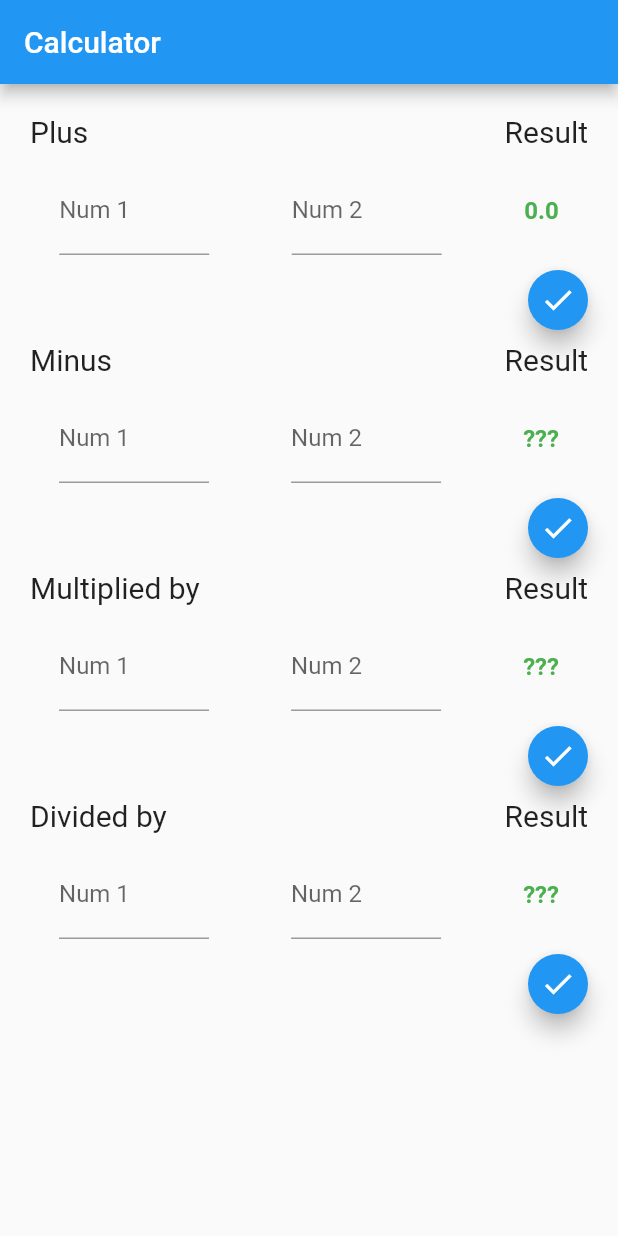
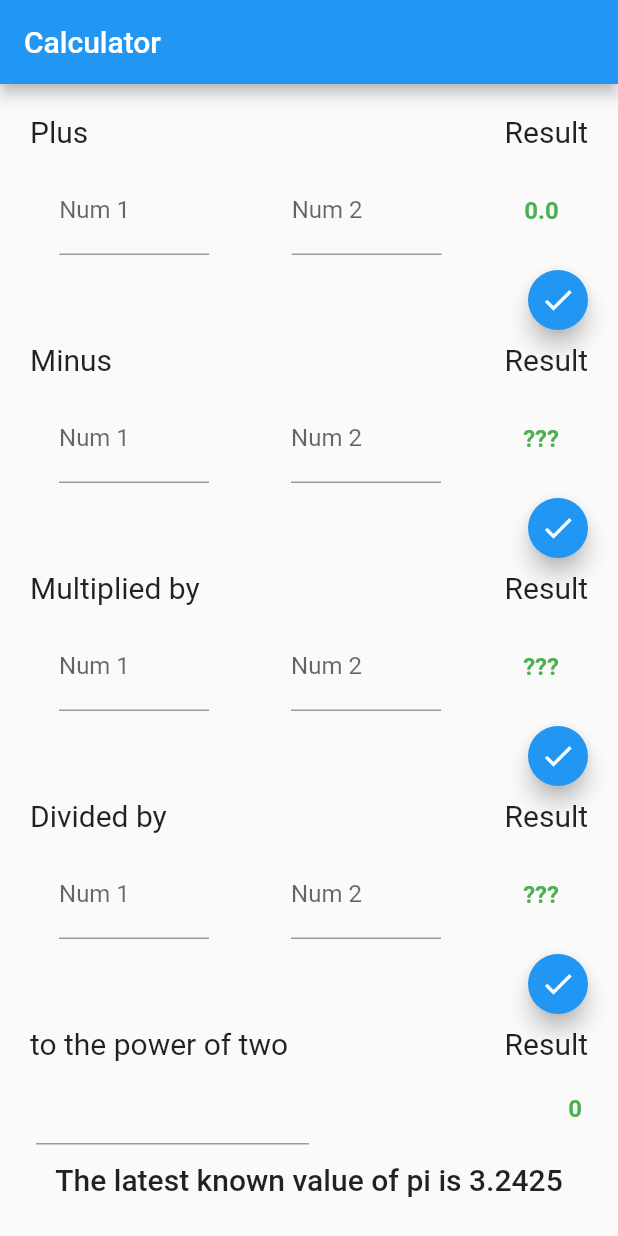
Before and after one commit to AnnaPS/VGV_FlutterTest, a Flutter app: the screen it shows after launch, after a tap on the "check" icon, on a phone screen of 412 x 824 dp. Run offline on Flutter 3.47's test engine with Material 2 defaults, Android fonts, the phone set to English and light mode, and no system bars.

Commit message:
added power of two and pi views

```diff
--- a/lib/calculator.dart
+++ b/lib/calculator.dart
@@ -12,4 +12,4 @@ class Calculator {
   Stream<double> pi() => Stream.fromIterable([3, 3.1, 3.14, 3.242, 3.2425]);
 }
 
-enum Operation { add, subtract, multiply, divide }
+enum Operation { add, subtract, multiply, divide, powerOfTwo, pi }
--- /dev/null
+++ b/lib/calculator_utils.dart
@@ -0,0 +1,41 @@
+import 'package:flutter_app/calculator.dart';
+
+class CalculatorUtils {
+  static String checkTypeOfOperation(operation) {
+    switch (operation) {
+      case Operation.add:
+        return 'Plus';
+      case Operation.subtract:
+        return 'Minus';
+      case Operation.multiply:
+        return 'Multiplied by';
+      case Operation.divide:
+        return 'Divided by';
+      case Operation.powerOfTwo:
+        return 'Power of two operation';
+      case Operation.pi:
+        return 'PI operation';
+      default:
+        return '';
+    }
+  }
+
+  static double makeOperation(double num1, double num2, Operation operation, Calculator calculator) {
+    switch (operation) {
+      case Operation.add:
+        return calculator.add(num1, num2);
+        break;
+      case Operation.subtract:
+        return calculator.subtract(num1, num2);
+        break;
+      case Operation.multiply:
+        return calculator.multiply(num1, num2);
+        break;
+      case Operation.divide:
+        return calculator.divide(num1, num2);
+        break;
+      default:
+        return 0;
+    }
+  }
+}
--- a/lib/calculatorapp.dart
+++ b/lib/calculatorapp.dart
@@ -1,5 +1,7 @@
 import 'package:flutter/material.dart';
 import 'package:flutter_app/calculator.dart';
+import 'package:flutter_app/pi.dart';
+import 'package:flutter_app/power_of_two.dart';
 import 'package:flutter_app/two_digit_operation.dart';
 
 class CalculatorApp extends StatelessWidget {
@@ -24,6 +26,8 @@ class CalculatorApp extends StatelessWidget {
                 TwoDigitOperation(calculator: calculator, operation: Operation.subtract),
                 TwoDigitOperation(calculator: calculator, operation: Operation.multiply),
                 TwoDigitOperation(calculator: calculator, operation: Operation.divide),
+                PowerOfTwo(calculator: calculator),
+                Pi(calculator: calculator),
               ],
             ),
           ),
--- /dev/null
+++ b/lib/pi.dart
@@ -0,0 +1,37 @@
+import 'package:flutter/material.dart';
+import 'package:flutter_app/calculator.dart';
+
+class Pi extends StatelessWidget {
+  Pi({Key key, @required Calculator calculator})
+      : assert(calculator != null),
+        _calculator = calculator,
+        super(key: key);
+
+  final Calculator _calculator;
+  String _result;
+
+  @override
+  Widget build(BuildContext context) {
+    return StreamBuilder<double>(
+      stream: _calculator.pi(),
+      initialData: null,
+      builder: (context, snapshot) {
+        if (snapshot.data != null) {
+          _result = snapshot.data.toString();
+        }
+        return Padding(
+          padding: const EdgeInsets.all(12.0),
+          child: Column(
+            crossAxisAlignment: CrossAxisAlignment.start,
+            children: [
+              Text(
+                _result != null ? 'The latest known value of pi is $_result' : 'Calculating pi...',
+                style: Theme.of(context).textTheme.headline6,
+              ),
+            ],
+          ),
+        );
+      },
+    );
+  }
+}
--- /dev/null
+++ b/lib/power_of_two.dart
@@ -0,0 +1,104 @@
+import 'package:flutter/material.dart';
+import 'package:flutter_app/calculator.dart';
+
+class PowerOfTwo extends StatefulWidget {
+  const PowerOfTwo({
+    Key key,
+    @required Calculator calculator,
+  })  : assert(calculator != null),
+        _calculator = calculator,
+        super(key: key);
+
+  final Calculator _calculator;
+
+  @override
+  State<StatefulWidget> createState() => _PowerOfTwoState();
+}
+
+class _PowerOfTwoState extends State<PowerOfTwo> {
+  final _controller = TextEditingController();
+
+  double _result = -1;
+
+  @override
+  void initState() {
+    super.initState();
+    _controller.addListener(_getResult);
+  }
+
+  @override
+  void dispose() {
+    _controller.dispose();
+    super.dispose();
+  }
+
+  @override
+  Widget build(BuildContext context) {
+    return Column(
+      crossAxisAlignment: CrossAxisAlignment.start,
+      children: [
+        Padding(
+          padding: const EdgeInsets.all(8.0),
+          child: Row(
+            mainAxisAlignment: MainAxisAlignment.spaceBetween,
+            children: [
+              Text(
+                'to the power of two',
+                style: TextStyle(fontSize: 20),
+                textDirection: TextDirection.ltr,
+              ),
+              Text(
+                'Result',
+                style: TextStyle(fontSize: 20),
+                textDirection: TextDirection.ltr,
+              ),
+            ],
+          ),
+        ),
+        Padding(
+          padding: const EdgeInsets.only(left: 12.0, right: 12.0),
+          child: Row(
+            children: [
+              Expanded(
+                flex: 2,
+                child: TextFormField(
+                  key: const Key('textField_powerOfTwo'),
+                  controller: _controller,
+                  keyboardType: TextInputType.number,
+                ),
+              ),
+              Expanded(
+                flex: 2,
+                child: Text(
+                  _result == -1 ? '0' : _result.toString(),
+                  textDirection: TextDirection.ltr,
+                  overflow: TextOverflow.ellipsis,
+                  textAlign: TextAlign.end,
+                  style: TextStyle(
+                    fontSize: 16,
+                    color: Colors.green,
+                    fontWeight: FontWeight.bold,
+                  ),
+                ),
+              )
+            ],
+          ),
+        ),
+      ],
+    );
+  }
+
+  void _getResult() async {
+    try {
+      final input = double.tryParse(_controller.text);
+      final powerOfTwoResult = await widget._calculator.powerOfTwo(input);
+      setState(() {
+        _result = powerOfTwoResult;
+      });
+    } catch (_) {
+      setState(() {
+        _result = null;
+      });
+    }
+  }
+}
--- a/lib/two_digit_operation.dart
+++ b/lib/two_digit_operation.dart
@@ -1,5 +1,6 @@
 import 'package:flutter/material.dart';
 import 'package:flutter_app/calculator.dart';
+import 'package:flutter_app/calculator_utils.dart';
 
 class TwoDigitOperation extends StatefulWidget {
   const TwoDigitOperation({this.calculator, this.operation});
@@ -20,9 +21,9 @@ class _TwoDigitOperationState extends State<TwoDigitOperation> {
 
   @override
   void initState() {
-    textFieldTopKey = Key('textfield_top_${checkTypeOfOperation(widget.operation).toLowerCase()}');
-    textFieldBottomKey = Key('textfield_bottom_${checkTypeOfOperation(widget.operation).toLowerCase()}');
-    buttonKey = Key('button_${checkTypeOfOperation(widget.operation).toLowerCase()}');
+    textFieldTopKey = Key('textfield_top_${CalculatorUtils.checkTypeOfOperation(widget.operation).toLowerCase()}');
+    textFieldBottomKey = Key('textfield_bottom_${CalculatorUtils.checkTypeOfOperation(widget.operation).toLowerCase()}');
+    buttonKey = Key('button_${CalculatorUtils.checkTypeOfOperation(widget.operation).toLowerCase()}');
     super.initState();
   }
 
@@ -44,7 +45,7 @@ class _TwoDigitOperationState extends State<TwoDigitOperation> {
             mainAxisAlignment: MainAxisAlignment.spaceBetween,
             children: [
               Text(
-                checkTypeOfOperation(widget.operation),
+                CalculatorUtils.checkTypeOfOperation(widget.operation),
                 style: TextStyle(fontSize: 20),
                 textDirection: TextDirection.ltr,
               ),
@@ -64,6 +65,7 @@ class _TwoDigitOperationState extends State<TwoDigitOperation> {
               width: 100,
               child: TextFormField(
                 key: textFieldTopKey,
+                keyboardType: TextInputType.number,
                 controller: tc1,
                 decoration: InputDecoration(
                   labelText: 'Num 1',
@@ -74,6 +76,7 @@ class _TwoDigitOperationState extends State<TwoDigitOperation> {
               width: 100,
               child: TextField(
                 key: textFieldBottomKey,
+                keyboardType: TextInputType.number,
                 controller: tc2,
                 decoration: InputDecoration(
                   labelText: 'Num 2',
@@ -99,7 +102,9 @@ class _TwoDigitOperationState extends State<TwoDigitOperation> {
             onPressed: () {
               final num1 = tc1.text != '' ? double.parse(tc1.text) : 0.0;
               final num2 = tc2.text != '' ? double.parse(tc2.text) : 0.0;
-              _makeOperation(num1, num2, widget.operation);
+              setState(() {
+                result = CalculatorUtils.makeOperation(num1, num2, widget.operation, widget.calculator);
+              });
             },
             child: Icon(Icons.check),
           ),
@@ -107,50 +112,4 @@ class _TwoDigitOperationState extends State<TwoDigitOperation> {
       ],
     );
   }
-
-  String checkTypeOfOperation(operation) {
-    switch (operation) {
-      case Operation.add:
-        return 'Plus';
-      case Operation.subtract:
-        return 'Minus';
-      case Operation.multiply:
-        return 'Multiplied by';
-      case Operation.divide:
-        return 'Divided by';
-      default:
-        return '';
-    }
-  }
-
-  _makeOperation(double num1, double num2, Operation operation) {
-    switch (operation) {
-      case Operation.add:
-        setState(() {
-          result = num1 + num2;
-        });
-        break;
-      case Operation.subtract:
-        setState(() {
-          result = num1 - num2;
-        });
-        break;
-      case Operation.multiply:
-        setState(() {
-          result = num1 * num2;
-        });
-        break;
-      case Operation.divide:
-        setState(() {
-          if (num1 == 0 || num2 == 0) {
-            result = 0.0;
-          } else {
-            result = num1 / num2;
-          }
-        });
-        break;
-      default:
-        return 0;
-    }
-  }
 }
--- a/pubspec.yaml
+++ b/pubspec.yaml
@@ -33,6 +33,7 @@ dev_dependencies:
   test: ^1.15.7
   flutter_test:
     sdk: flutter
+  mockito: ^4.1.0
 
 # For information on the generic Dart part of this file, see the
 # following page: https://dart.dev/tools/pub/pubspec
```
Also changed, not shown: pubspec.lock, 1 other file.
